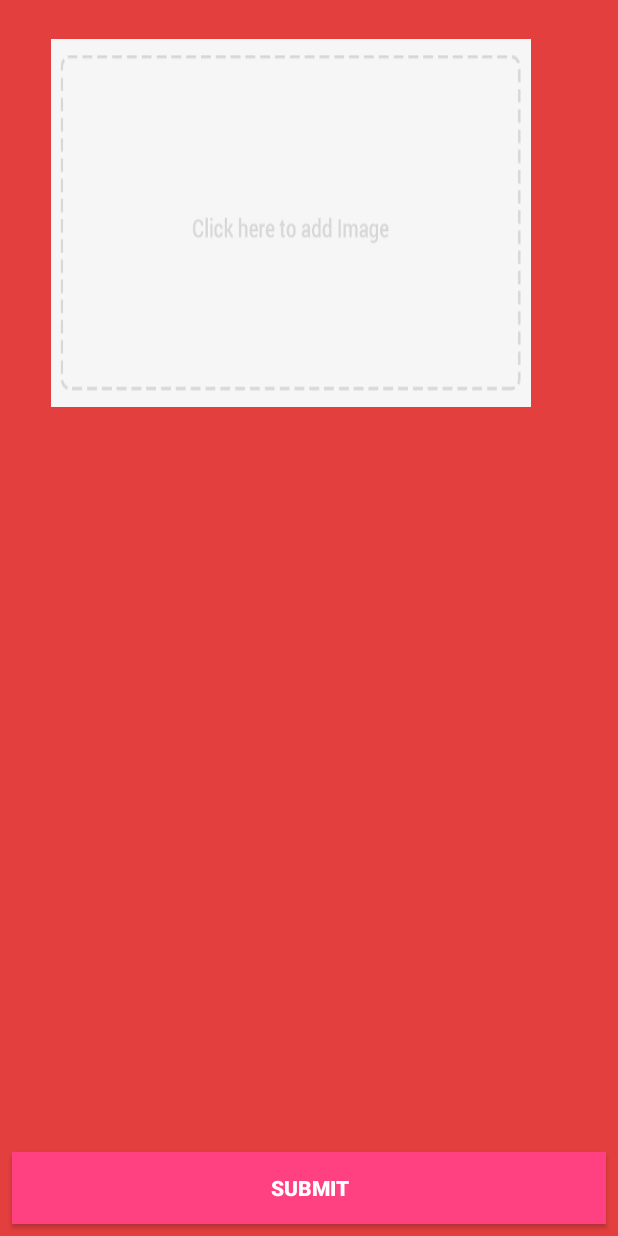
After one commit to DTU-BugBuster/SIH-Android, an Android app: the WaterQualityImageUpload screen opened directly, with no data from a screen before it, on a phone screen of 412 x 824 dp. The commit adds this screen. Run offline under Robolectric (Android 15) with nearby library versions, the light colour scheme and no system bars; our stand-ins replace Firebase (no records; nobody signed in at launch, a user with empty details on screens opened directly), Picasso; pictures from the network do not load; 1 statement that could not run was skipped.

Commit message:
pranav bhul gaya android

```diff
--- a/WaterBorne/app/src/main/AndroidManifest.xml
+++ b/WaterBorne/app/src/main/AndroidManifest.xml
@@ -27,6 +27,8 @@
         android:roundIcon="@mipmap/ic_launcher_round"
         android:supportsRtl="true"
         android:theme="@style/AppTheme">
+        <activity android:name=".WaterQualityImageUpload"></activity>
+
         <meta-data
             android:name="com.google.android.geo.API_KEY"
             android:value="@string/google_maps_key" />
@@ -58,7 +60,7 @@
         <activity android:name=".Auth.AnonymousActivity" />
         <activity android:name=".ReportIssuesRelated.ReportProblemActivity" />
         <activity android:name=".PaytmActivity" />
-        <activity android:name=".CloudMessaging.CloudMessaging"></activity>
+        <activity android:name=".CloudMessaging.CloudMessaging" />
     </application>
 
 </manifest>
--- /dev/null
+++ b/WaterBorne/app/src/main/java/com/example/android/waterborne/WaterQualityImageUpload.java
@@ -0,0 +1,155 @@
+package com.example.android.waterborne;
+
+import android.app.ProgressDialog;
+import android.content.ContentResolver;
+import android.content.Intent;
+import android.net.Uri;
+import android.os.Bundle;
+import android.os.Handler;
+import android.support.annotation.NonNull;
+import android.support.v7.app.AppCompatActivity;
+import android.view.View;
+import android.webkit.MimeTypeMap;
+import android.widget.Button;
+import android.widget.ImageButton;
+import android.widget.Toast;
+
+import com.google.android.gms.tasks.OnFailureListener;
+import com.google.android.gms.tasks.OnSuccessListener;
+import com.google.firebase.auth.FirebaseAuth;
+import com.google.firebase.auth.FirebaseUser;
+import com.google.firebase.database.DatabaseReference;
+import com.google.firebase.database.FirebaseDatabase;
+import com.google.firebase.storage.FirebaseStorage;
+import com.google.firebase.storage.StorageReference;
+import com.google.firebase.storage.StorageTask;
+import com.google.firebase.storage.UploadTask;
+import com.squareup.picasso.Picasso;
+
+public class WaterQualityImageUpload extends AppCompatActivity {
+
+
+    private static final int PICK_IMAGE_REQUEST = 1;
+
+    private ImageButton mButtonChooseImage;
+    private Button mButtonUpload, waterUpload;
+    private ProgressDialog pd;
+
+    private Uri mImageUri;
+
+    private StorageReference mStorageRef;
+    private DatabaseReference mDatabaseRef;
+    private FirebaseUser firebaseUser;
+    private FirebaseAuth firebaseAuth;
+    private StorageTask mUploadTask;
+
+    private FirebaseAuth mauth;
+    private FirebaseUser mCurrentUser;
+    private DatabaseReference mDatabaseUser;
+
+    @Override
+    protected void onCreate(Bundle savedInstanceState) {
+        super.onCreate(savedInstanceState);
+        setContentView(R.layout.activity_water_quality_image_upload);
+        mauth = FirebaseAuth.getInstance();
+        mCurrentUser = mauth.getCurrentUser();
+
+        pd = new ProgressDialog(WaterQualityImageUpload.this);
+        mButtonChooseImage = findViewById(R.id.ib_chooseImage); //
+        mButtonUpload = findViewById(R.id.submitPost); //
+        waterUpload = findViewById(R.id.bt_upload);
+
+
+        firebaseAuth = FirebaseAuth.getInstance();
+
+        mStorageRef = FirebaseStorage.getInstance().getReference("uploads");
+        mDatabaseRef = FirebaseDatabase.getInstance().getReference("uploads");
+        firebaseUser = firebaseAuth.getCurrentUser();
+
+        mButtonChooseImage.setOnClickListener(new View.OnClickListener() {
+            @Override
+            public void onClick(View v) {
+                openFileChooser();
+            }
+        });
+        waterUpload.setOnClickListener(someview -> {
+            startActivity(new Intent(this, WaterQualityImageUpload.class));
+        });
+        mButtonUpload.setOnClickListener(new View.OnClickListener() {
+            @Override
+            public void onClick(View v) {
+                if (mUploadTask != null && mUploadTask.isInProgress()) {
+                    Toast.makeText(WaterQualityImageUpload.this, "Upload in progress", Toast.LENGTH_SHORT).show();
+                } else {
+                    pd.setMessage("Upload in progress");
+                    pd.show();
+                    uploadFile();
+                }
+            }
+        });
+    }
+
+    private void openFileChooser() {
+        Intent intent = new Intent();
+        intent.setType("image/*");
+        intent.setAction(Intent.ACTION_GET_CONTENT);
+        startActivityForResult(intent, PICK_IMAGE_REQUEST);
+    }
+
+    private void uploadFile() {
+        if (mImageUri != null) {
+            final StorageReference fileReference = mStorageRef.child(System.currentTimeMillis()
+                    + "." + getFileExtension(mImageUri));
+
+            mUploadTask = fileReference.putFile(mImageUri)
+                    .addOnSuccessListener(new OnSuccessListener<UploadTask.TaskSnapshot>() {
+                        @Override
+                        public void onSuccess(final UploadTask.TaskSnapshot taskSnapshot) {
+                            Handler handler = new Handler();
+                            handler.postDelayed(new Runnable() {
+                                @Override
+                                public void run() {
+
+                                }
+                            }, 500);
+
+                            UploadImage upload = new UploadImage(
+                                    taskSnapshot.getDownloadUrl().toString());
+                            String uploadId = mDatabaseRef.push().getKey();
+                            mDatabaseRef.child(uploadId).setValue(upload);
+
+                            pd.dismiss();
+                            Toast.makeText(WaterQualityImageUpload.this, "Upload successful", Toast.LENGTH_LONG).show();
+                            finish();
+                            startActivity(new Intent(WaterQualityImageUpload.this, MainActivity.class));
+                        }
+                    })
+                    .addOnFailureListener(new OnFailureListener() {
+                        @Override
+                        public void onFailure(@NonNull Exception e) {
+                            Toast.makeText(WaterQualityImageUpload.this, e.getMessage(), Toast.LENGTH_SHORT).show();
+                        }
+                    });
+        } else {
+            Toast.makeText(this, "No file selected", Toast.LENGTH_SHORT).show();
+        }
+    }
+
+    private String getFileExtension(Uri uri) {
+        ContentResolver cR = getContentResolver();
+        MimeTypeMap mime = MimeTypeMap.getSingleton();
+        return mime.getExtensionFromMimeType(cR.getType(uri));
+    }
+
+    @Override
+    protected void onActivityResult(int requestCode, int resultCode, Intent data) {
+        super.onActivityResult(requestCode, resultCode, data);
+
+        if (requestCode == PICK_IMAGE_REQUEST && resultCode == RESULT_OK
+                && data != null && data.getData() != null) {
+            mImageUri = data.getData();
+
+            Picasso.with(this).load(mImageUri).into(mButtonChooseImage);
+        }
+    }
+}
--- /dev/null
+++ b/WaterBorne/app/src/main/res/layout/activity_water_quality_image_upload.xml
@@ -0,0 +1,42 @@
+<?xml version="1.0" encoding="utf-8"?>
+<android.support.constraint.ConstraintLayout xmlns:android="http://schemas.android.com/apk/res/android"
+    xmlns:app="http://schemas.android.com/apk/res-auto"
+    xmlns:tools="http://schemas.android.com/tools"
+    android:layout_width="match_parent"
+    android:layout_height="match_parent"
+    tools:context=".waterPredictionActivity">
+
+    <ImageButton
+        android:id="@+id/ib_chooseImage"
+        android:layout_width="wrap_content"
+        android:layout_height="245dp"
+        android:layout_marginBottom="8dp"
+        android:layout_marginTop="8dp"
+        android:background="@mipmap/add_btn"
+        app:layout_constraintBottom_toBottomOf="parent"
+        app:layout_constraintTop_toTopOf="parent"
+        app:layout_constraintVertical_bias="0.032"
+        android:layout_marginLeft="-16dp"
+        app:layout_constraintLeft_toLeftOf="parent"
+        android:layout_marginRight="8dp"
+        app:layout_constraintRight_toRightOf="parent" />
+
+
+    <Button
+        android:id="@+id/submitPost"
+        android:layout_width="0dp"
+        android:layout_height="wrap_content"
+        android:layout_marginBottom="8dp"
+        android:layout_marginEnd="8dp"
+        android:layout_marginLeft="8dp"
+        android:layout_marginRight="8dp"
+        android:layout_marginStart="8dp"
+        android:background="@color/colorAccent"
+        android:text="@string/submit_text"
+        android:textColor="@color/cardview_light_background"
+        android:textStyle="bold"
+        app:layout_constraintBottom_toBottomOf="parent"
+        app:layout_constraintLeft_toLeftOf="parent"
+        app:layout_constraintRight_toRightOf="parent"
+        app:layout_constraintVertical_bias="0.884" />
+</android.support.constraint.ConstraintLayout>
--- a/WaterBorne/app/src/main/res/values/strings.xml
+++ b/WaterBorne/app/src/main/res/values/strings.xml
@@ -109,4 +109,5 @@
     <string name="anonymous">Anonymous Chat</string>
     <string name="title_activity_memes2">memes2Activity</string>
     <string name="section_format">Hello World from section: %1$d</string>
+    <string name="submit_text">Submit</string>
 </resources>
```
Also changed, not shown: WaterBorne/app/src/main/java/com/example/android/waterborne/CloudMessaging/CloudMessaging.java (+27 -27 lines), WaterBorne/app/src/main/java/com/example/android/waterborne/UploadImage.java (added, +23 -0 lines), WaterBorne/app/src/main/java/com/example/android/waterborne/waterPredictionActivity.java (added, +151 -0 lines), WaterBorne/app/src/main/res/layout/activity_main.xml (+7 -0 lines), WaterBorne/app/src/main/res/mipmap-xxxhdpi/add_btn.png (added).
